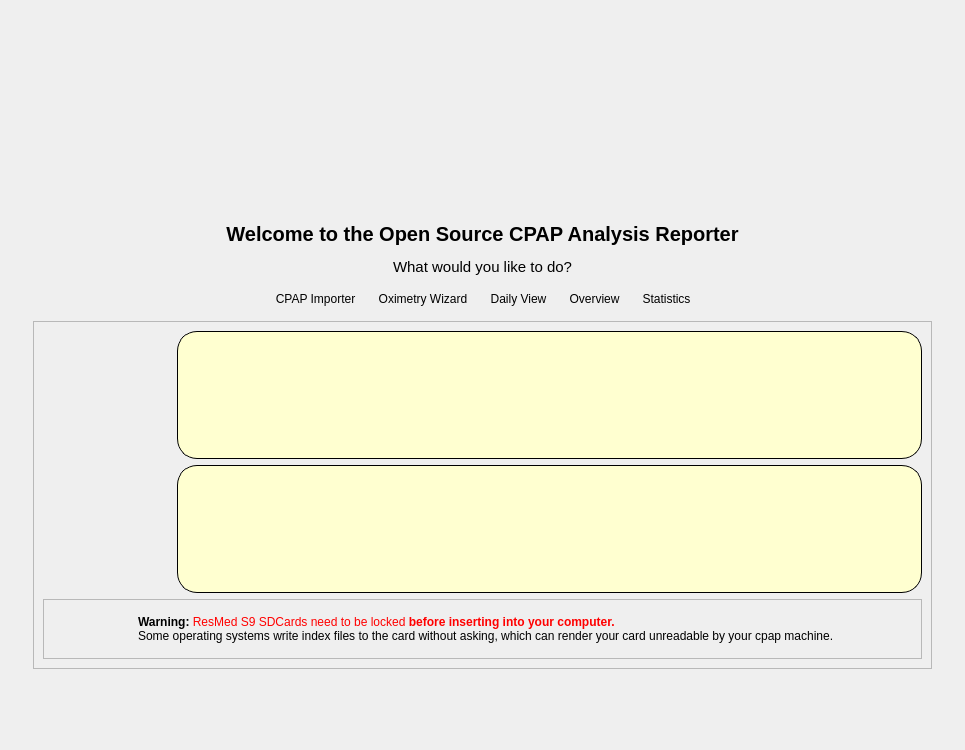
Above: oscar/welcome.ui from littleyoda/oscar before the change. Below: the same form after it.
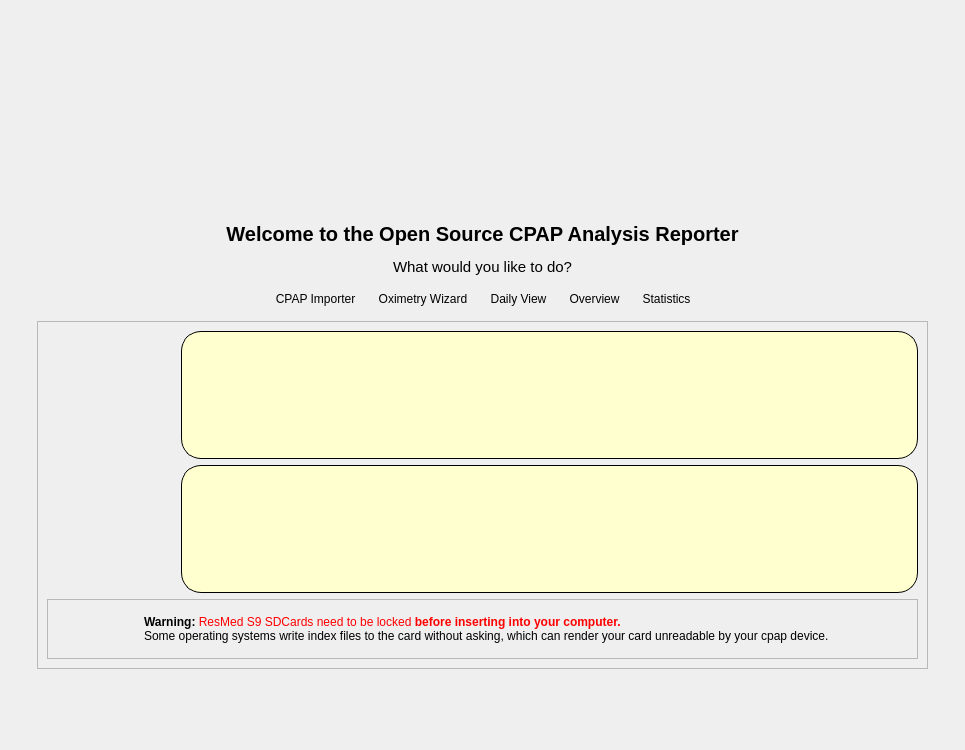
That is the form after the change. Icons and pictures are not drawn.

```diff
--- a/oscar/welcome.ui
+++ b/oscar/welcome.ui
@@ -577,7 +577,7 @@
            <item>
             <widget class="QLabel" name="label_6">
              <property name="text">
-              <string>&lt;span style=&quot; font-weight:600;&quot;&gt;Warning: &lt;/span&gt;&lt;span style=&quot; color:#ff0000;&quot;&gt;ResMed S9 SDCards need to be locked &lt;/span&gt;&lt;span style=&quot; font-weight:600; color:#ff0000;&quot;&gt;before inserting into your computer.&amp;nbsp;&amp;nbsp;&amp;nbsp;&lt;/span&gt;&lt;span style=&quot; color:#000000;&quot;&gt;&lt;br&gt;Some operating systems write index files to the card without asking, which can render your card unreadable by your cpap machine.&lt;/span&gt;&lt;/p&gt;&lt;/body&gt;&lt;/html&gt;</string>
+              <string>&lt;span style=&quot; font-weight:600;&quot;&gt;Warning: &lt;/span&gt;&lt;span style=&quot; color:#ff0000;&quot;&gt;ResMed S9 SDCards need to be locked &lt;/span&gt;&lt;span style=&quot; font-weight:600; color:#ff0000;&quot;&gt;before inserting into your computer.&amp;nbsp;&amp;nbsp;&amp;nbsp;&lt;/span&gt;&lt;span style=&quot; color:#000000;&quot;&gt;&lt;br&gt;Some operating systems write index files to the card without asking, which can render your card unreadable by your cpap device.&lt;/span&gt;&lt;/p&gt;&lt;/body&gt;&lt;/html&gt;</string>
              </property>
              <property name="wordWrap">
               <bool>false</bool>
```
